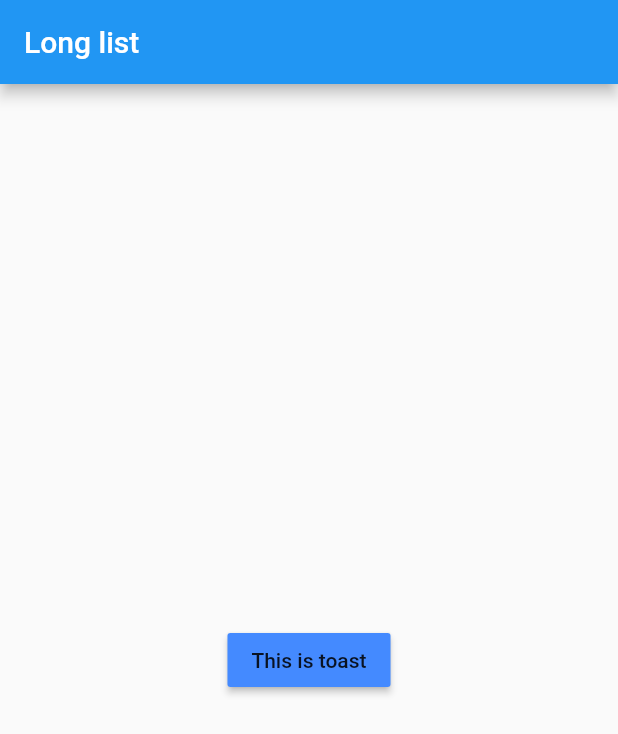
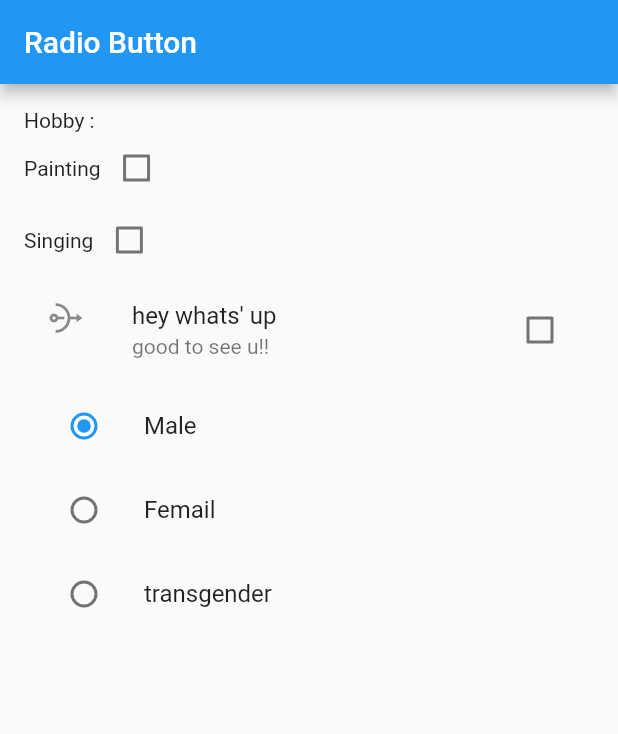
Before and after one commit to Mrinalsharma1/flutter_app, a Flutter app: the screen it shows after launch, on a phone screen of 412 x 824 dp. Shown: the top 734 px of the screen. Run offline on Flutter 3.47's test engine with Material 2 defaults, Android fonts, the phone set to English and light mode, and no system bars.

Commit message:
20 days radio and check boox

```diff
--- a/lib/main.dart
+++ b/lib/main.dart
@@ -1,137 +1,111 @@
-import 'package:flutter/cupertino.dart';
 import 'package:flutter/material.dart';
-// import 'package:flutter_app/Newcard.dart';
-import 'package:fluttertoast/fluttertoast.dart';
 
 void main() {
   runApp(MyApp());
 }
 
-class MyApp extends StatelessWidget {
-  // final List<String> names;
-  // MyApp({key, this.names}) : super(key: key);
+class MyApp extends StatefulWidget {
+  @override
+  _MyAppState createState() => _MyAppState();
+}
 
-  // List<String> images = [
-  //   "https://images.pexels.com/photos/462118/pexels-photo-462118.jpeg?auto=compress&cs=tinysrgb&dpr=2&w=500",
-  //   "https://images.pexels.com/photos/145939/pexels-photo-145939.jpeg?auto=compress&cs=tinysrgb&dpr=2&w=500",
-  //   "https://images.pexels.com/photos/462118/pexels-photo-462118.jpeg?auto=compress&cs=tinysrgb&dpr=2&w=500",
-  //   "https://images.pexels.com/photos/145939/pexels-photo-145939.jpeg?auto=compress&cs=tinysrgb&dpr=2&w=500",
-  // ];
+enum Gender { male, female, transgender }
+
+class _MyAppState extends State<MyApp> {
+  bool firstbox = false;
+  bool secondbox = false;
+  bool thirdbox = false;
+  Gender gender = Gender.male;
   @override
-  void showtost() {
-    Fluttertoast.showToast(
-        msg: "This is Center Short Toast",
-        toastLength: Toast.LENGTH_SHORT,
-        gravity: ToastGravity.CENTER,
-        timeInSecForIosWeb: 1,
-        backgroundColor: Colors.blue,
-        textColor: Colors.white,
-        fontSize: 16.0);
-  }
-
   Widget build(BuildContext context) {
     return MaterialApp(
-      // title: "17 Days Basic List",
+      debugShowCheckedModeBanner: false,
       home: Scaffold(
         appBar: AppBar(
-          title: Text("Long list"),
+          title: Text("Radio Button"),
         ),
-
-        body: Center(
-          child: Container(
-            child: RaisedButton(
-              child: Text("This is toast"),
-              onPressed: () {
-                showtost();
-              },
-              color: Colors.blueAccent,
-            ),
+        body: Container(
+          padding: EdgeInsets.all(16.0),
+          child: Column(
+            children: [
+              Row(
+                children: [
+                  Text("Hobby :"),
+                ],
+              ),
+              Row(
+                children: [
+                  Text("Painting"),
+                  Checkbox(
+                      activeColor: Colors.redAccent,
+                      checkColor: Colors.amber,
+                      value: this.firstbox,
+                      onChanged: (bool value) {
+                        setState(() {
+                          this.firstbox = value;
+                        });
+                      }),
+                ],
+              ),
+              Row(
+                children: [
+                  Text("Singing"),
+                  Checkbox(
+                      value: this.secondbox,
+                      onChanged: (bool value) {
+                        setState(() {
+                          this.secondbox = value;
+                        });
+                      }),
+                ],
+              ),
+              CheckboxListTile(
+                  title: Text("hey whats' up"),
+                  subtitle: Text("good to see u!!"),
+                  secondary: Icon(Icons.nat),
+                  value: this.thirdbox,
+                  onChanged: (bool value) {
+                    setState(() {
+                      this.thirdbox = value;
+                    });
+                  }),
+              ListTile(
+                leading: Radio(
+                    value: Gender.male,
+                    groupValue: gender,
+                    onChanged: (Gender value) {
+                      setState(() {
+                        this.gender = value;
+                      });
+                    }),
+                title: Text("Male"),
+              ),
+              ListTile(
+                leading: Radio(
+                    value: Gender.female,
+                    groupValue: gender,
+                    onChanged: (Gender value) {
+                      setState(() {
+                        this.gender = value;
+                      });
+                    }),
+                title: Text("Femail"),
+              ),
+              ListTile(
+                leading: Radio(
+                    value: Gender.transgender,
+                    groupValue: gender,
+                    onChanged: (Gender value) {
+                      setState(() {
+                        this.gender = value;
+                      });
+                    }),
+                title: Text("transgender"),
+              ),
+            ],
           ),
         ),
-
-        // body: GridView.extent(
-        //   maxCrossAxisExtent: 250,
-        //   primary: false,
-        //   padding: EdgeInsets.all(10.0),
-        //   crossAxisSpacing: 8.0,
-        //   children: [
-        //     Container(
-        //       child: Image.network(
-        //         "https://images.pexels.com/photos/145939/pexels-photo-145939.jpeg?auto=compress&cs=tinysrgb&dpr=2&w=500",
-        //         height: 200,
-        //         width: 200,
-        //       ),
-        //     ),
-        //     Container(
-        //       child: Image.network(
-        //         "https://images.pexels.com/photos/462118/pexels-photo-462118.jpeg?auto=compress&cs=tinysrgb&dpr=2&w=500",
-        //         height: 200,
-        //         width: 200,
-        //       ),
-        //     ),
-        //     Container(
-        //       child: Image.network(
-        //         "https://images.pexels.com/photos/462118/pexels-photo-462118.jpeg?auto=compress&cs=tinysrgb&dpr=2&w=500",
-        //         height: 200,
-        //         width: 200,
-        //       ),
-        //     ),
-        //     Container(
-        //       child: Image.network(
-        //         "https://images.pexels.com/photos/145939/pexels-photo-145939.jpeg?auto=compress&cs=tinysrgb&dpr=2&w=500",
-        //         height: 200,
-        //         width: 200,
-        //       ),
-        //     ),
-        //   ],
-        // )
-
-        // this is first property
-
-        // body: GridView.builder(
-        //   itemCount: images.length,
-        //   gridDelegate: SliverGridDelegateWithFixedCrossAxisCount(
-        //     crossAxisCount: 2,
-        //     crossAxisSpacing: 7,
-        //   ),
-        //   itemBuilder: (BuildContext context, int index) {
-        //     return Container(child: Image.network(images[index]));
-        //   },
-        // ),
-
-        // this is first property
-
-        // body: GridView.count(
-        //   crossAxisCount: 2,
-        //   mainAxisSpacing: 6.0,
-        //   crossAxisSpacing: 5.0,
-        //   children: List.generate(datas.length, (index) {
-        //     return Center(
-        //       child: Newcard(
-        //         datas: datas[index],
-        //       ),
-        //     );
-        //   }),
-        // ),
       ),
     );
   }
 }
-
-class data {
-  const data({this.title, this.icon});
-  final String title;
-  final IconData icon;
-}
-
-const List<data> datas = const <data>[
-  const data(title: 'Home', icon: Icons.home),
-  const data(title: 'Home', icon: Icons.add_box),
-  const data(title: 'Home', icon: Icons.home),
-  const data(title: 'Setting', icon: Icons.settings),
-  const data(title: 'Home', icon: Icons.home),
-  const data(title: 'Home', icon: Icons.home),
-  const data(title: 'Setting', icon: Icons.settings),
-  const data(title: 'Home', icon: Icons.home),
-  const data(title: 'Home', icon: Icons.home),
-];
```
